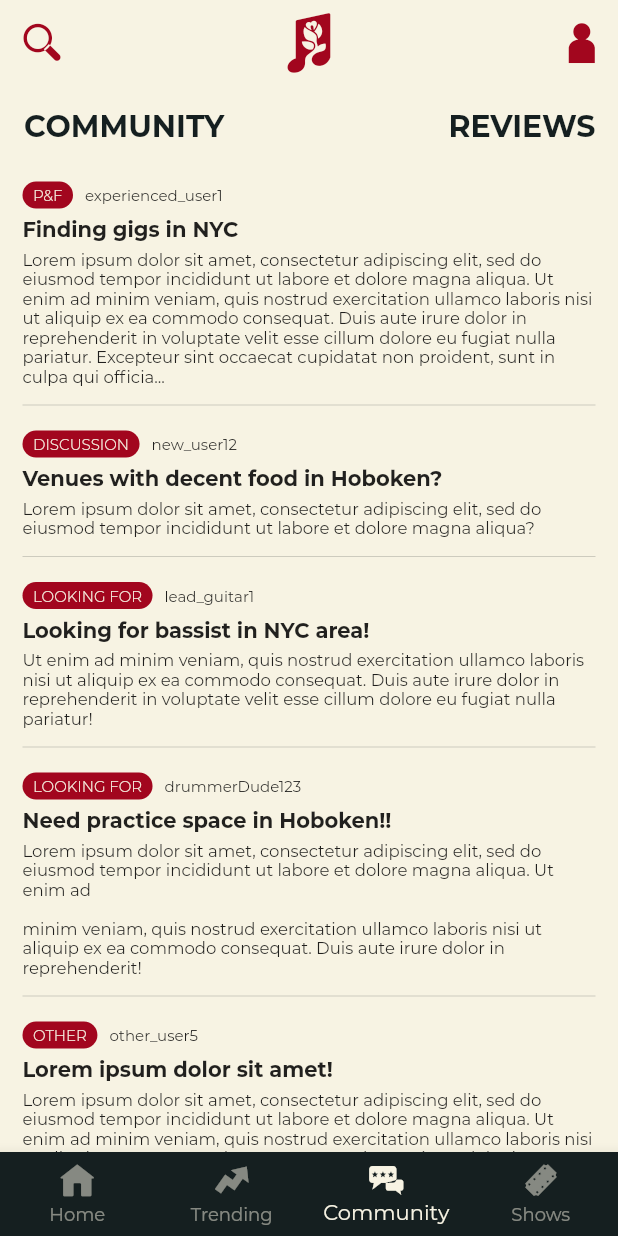
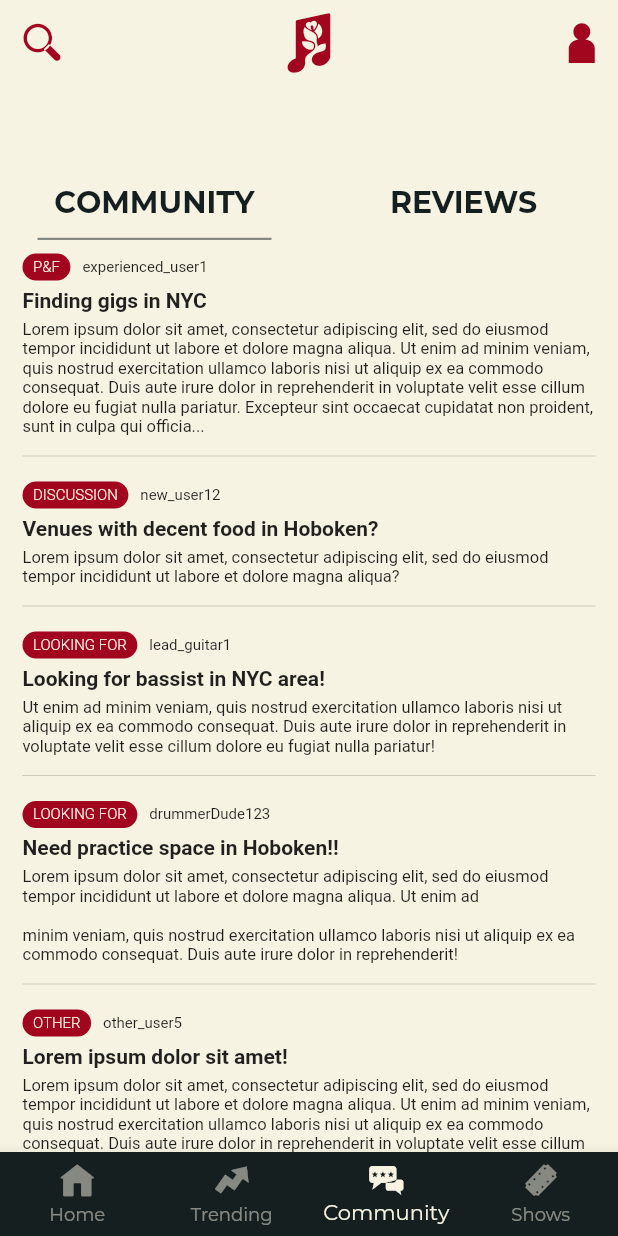
Before and after one commit to aaronlerch3/lofi, a Flutter app: the screen it shows after launch, item 3 of the bottom bar chosen, on a phone screen of 412 x 824 dp. Run offline on Flutter 3.47's test engine with Material 2 defaults, Android fonts, the phone set to English and light mode, and no system bars; our stand-ins replace flutter_dotenv, shared_preferences; missing offline and left inert: amazon_cognito_identity_dart_2; project files that could hold a hidden picture were left out.

Commit message:
rebuilt community page with tabs

```diff
--- a/app/lib/community_page/community.dart
+++ b/app/lib/community_page/community.dart
@@ -1,6 +1,7 @@
-import 'package:lofi/community_page/discussion_feed.dart';
 import 'package:flutter/cupertino.dart';
 import 'package:flutter/material.dart';
+import 'package:lofi/community_page/discussion_page.dart';
+import 'package:lofi/community_page/reviews_page.dart';
 
 class Community extends StatefulWidget {
   @override
@@ -10,41 +11,36 @@ class Community extends StatefulWidget {
 class _CommunityState extends State<Community> {
   @override
   Widget build(BuildContext context) {
-    return Scaffold(
-      extendBodyBehindAppBar: true,
-      appBar: AppBar(
-        elevation: 0.0,
-        leading: null,
-        automaticallyImplyLeading: false,
-        title: Container(
-          padding: EdgeInsets.symmetric(horizontal: 0),
-          child: Row(
-            crossAxisAlignment: CrossAxisAlignment.center,
+    return MaterialApp(
+      home: DefaultTabController(
+        length: 2,
+        child: Scaffold(
+          appBar: AppBar(
+            elevation: 0.0,
+            backgroundColor: Color(0xFFF7F3E3),
+            bottom: TabBar(
+              indicator: UnderlineTabIndicator(
+                  borderSide: BorderSide(color: Color(0x80151F20),width: 1.5),
+                  insets: EdgeInsets.symmetric(horizontal: 25)
+              ),
+              tabs: <Widget>[
+                Tab(
+                  child: Text("COMMUNITY", style: TextStyle(fontFamily: 'Montserrat', color: Color(0xFF151F20), fontSize: 20, fontWeight: FontWeight.w700),),
+                ),
+                Tab(
+                  child: Text("REVIEWS", style: TextStyle(fontFamily: 'Montserrat', color: Color(0xFF151F20), fontSize: 20, fontWeight: FontWeight.w700),),
+                ),
+              ],
+            ),
+          ),
+          body: TabBarView(
             children: <Widget>[
-              Text('COMMUNITY', style: TextStyle(color: Color(0xFF151F20), fontWeight: FontWeight.w700, fontSize: 20),),
+              CommunityPage(),
+              ReviewsPage(),
             ],
           ),
         ),
-        actions: <Widget>[
-          Container(
-            padding: EdgeInsets.only(right: 15),
-            child: Row(
-              crossAxisAlignment: CrossAxisAlignment.center,
-              children: <Widget>[
-                Text('REVIEWS', style: TextStyle(color: Color(0xFF151F20), fontWeight: FontWeight.w700, fontSize: 20),),
-              ],
-            ),
-          ),
-        ],
-        backgroundColor: Color(0xF5F7F3E3),
       ),
-      body: ListView(
-        physics: BouncingScrollPhysics(),
-        children: <Widget>[
-          DiscussionFeed(),
-        ],
-      ),
-      backgroundColor: Color(0xFFF7F3E3),
     );
   }
 }
--- a/app/lib/trending_page.dart
+++ b/app/lib/trending_page.dart
@@ -103,7 +103,7 @@ class _TrendingState extends State<Trending> {
                                       color: Color(0xFFF7F3E3),
                                     ),
                                     Container(
-                                      margin: EdgeInsets.only(left: 10),
+                                      margin: EdgeInsets.only(left: 5),
                                       child: Column(
                                         crossAxisAlignment:
                                         CrossAxisAlignment.end,
@@ -198,7 +198,7 @@ class _TrendingState extends State<Trending> {
                                 ),
                               ),
                               Container(
-                                width: MediaQuery.of(context).size.width * .58,
+                                width: MediaQuery.of(context).size.width * .6,
                                 child: Row(
                                   children: <Widget>[
                                     Icon(
```
Also changed, not shown: app/lib/community_page/reviews_feed.dart (added, +123 -0 lines), app/lib/community_page/reviews_page.dart (added, +23 -0 lines).
